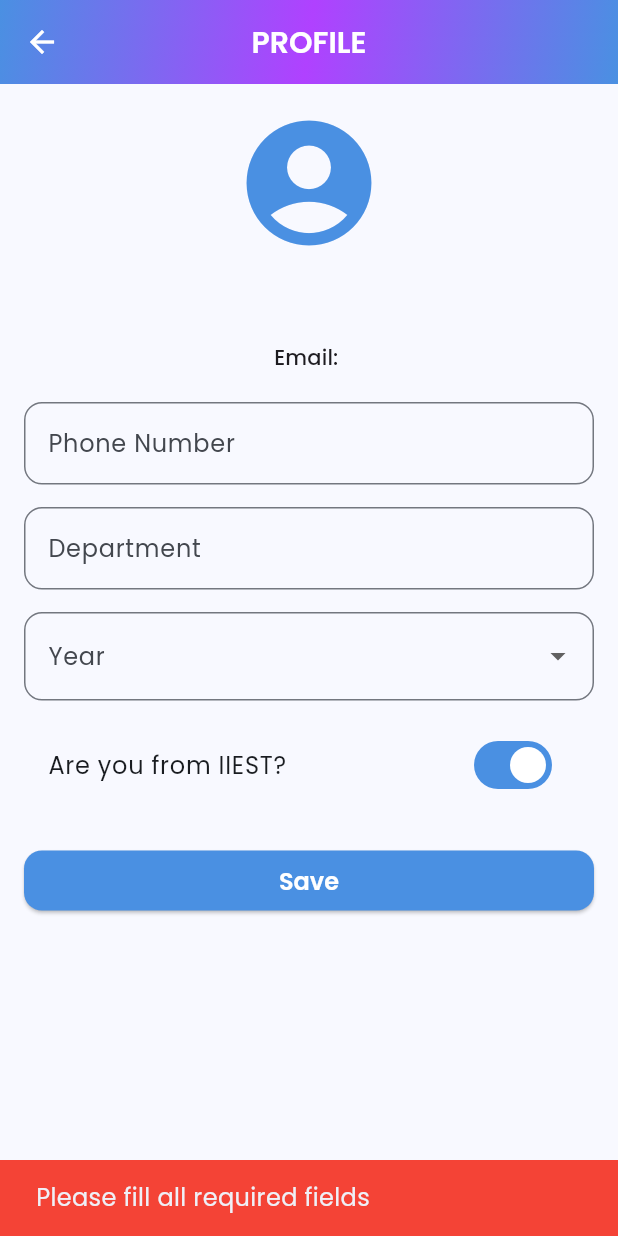
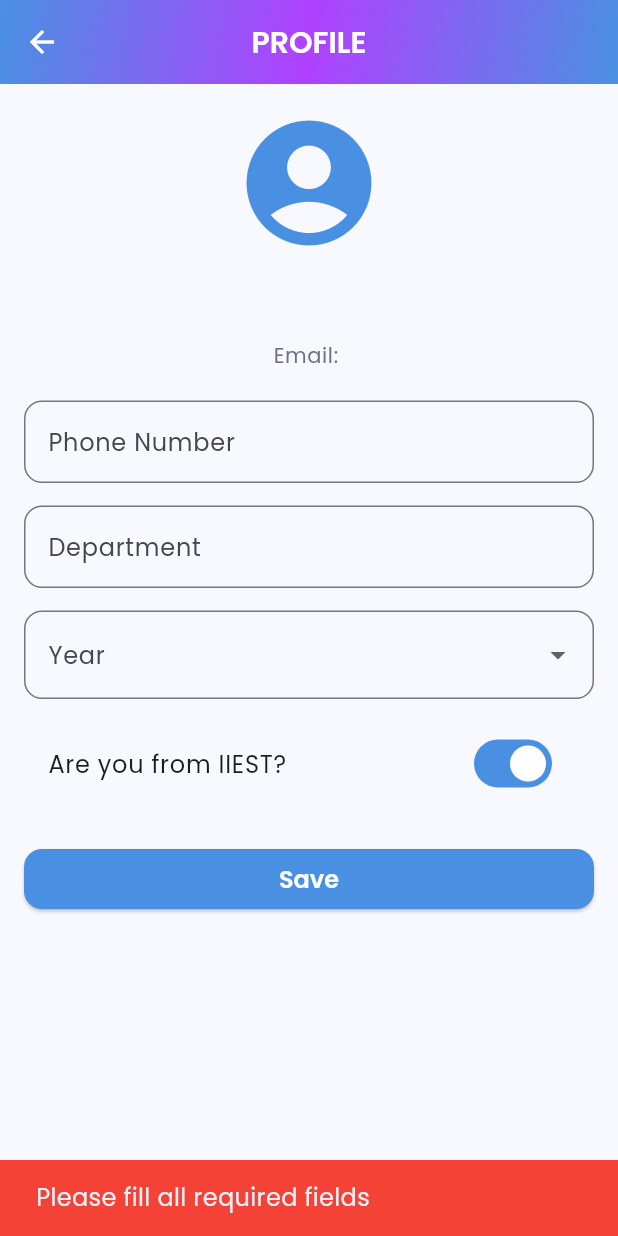
Before and after one commit to Subhranil2004/instruo-app, a Flutter app: the ProfilePage screen opened directly, after a tap on "Edit", after a tap on "Save", on a phone screen of 412 x 824 dp. Run offline on Flutter 3.47's test engine with Material 3 defaults, Android fonts, the phone set to English and light mode, and no system bars; our stand-ins replace cloud_firestore, firebase_auth, firebase_core, flutter_svg, google_fonts, permission_handler; accounts and stored records are empty.

Commit message:
[MODIFY]: Profile Page, App Drawer

```diff
--- a/lib/screens/profile_page.dart
+++ b/lib/screens/profile_page.dart
@@ -89,6 +89,11 @@ class _ProfilePageState extends State<ProfilePage> {
         return;
       }
 
+      if(_phoneController.text.trim().length != 10 || int.tryParse(_phoneController.text.trim()) == null) {
+        displayMessageToUser("Please enter a valid 10-digit phone number", context);
+        return;
+      }
+
       setState(() => _isLoading = true);
 
       try {
@@ -161,7 +166,7 @@ class _ProfilePageState extends State<ProfilePage> {
                   Center(
                     child: Text(
                       "Email: ${currentUser?.email ?? ''}",
-                      style: Theme.of(context).textTheme.titleSmall,
+                      style: Theme.of(context).textTheme.bodySmall,
                     ),
                   ),
 
--- a/pubspec.yaml
+++ b/pubspec.yaml
@@ -2,7 +2,7 @@ name: instruo_application
 description: "A new Flutter project."
 # The following line prevents the package from being accidentally published to
 # pub.dev using `flutter pub publish`. This is preferred for private packages.
-publish_to: 'none' # Remove this line if you wish to publish to pub.dev
+publish_to: "none" # Remove this line if you wish to publish to pub.dev
 
 # The following defines the version and build number for your application.
 # A version number is three numbers separated by dots, like 1.2.43
@@ -30,6 +30,7 @@ environment:
 dependencies:
   flutter:
     sdk: flutter
+  flutter_svg: ^2.2.1
   url_launcher: ^6.3.0
   permission_handler: ^11.3.1
 
@@ -40,7 +41,6 @@ dependencies:
   firebase_core: ^4.1.1
   firebase_auth: ^6.1.0
   cloud_firestore: ^6.0.2
-
 
 dev_dependencies:
   flutter_test:
```
Also changed, not shown: lib/widgets/app_drawer.dart (+17 -8 lines), assets/instruo-gif.svg (added), pubspec.lock.
